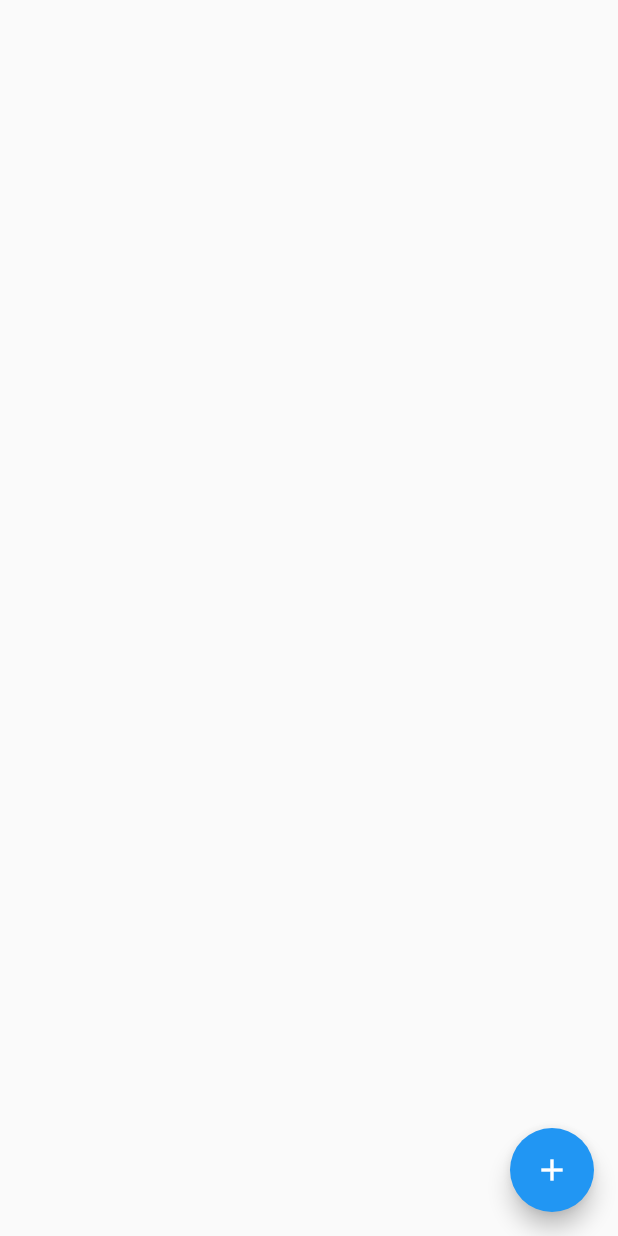
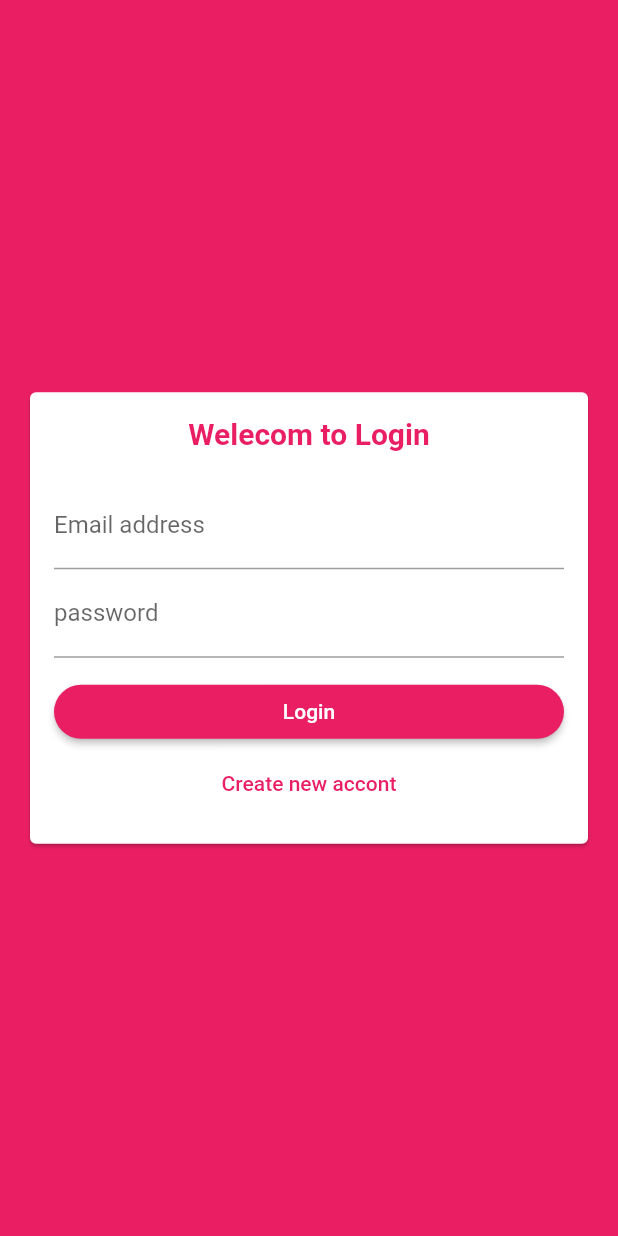
Before and after one commit to Issaalhilali/chats, a Flutter app: the screen it shows after launch, on a phone screen of 412 x 824 dp. Run offline on Flutter 3.47's test engine with Material 2 defaults, Android fonts, the phone set to English and light mode, and no system bars; our stand-ins replace cloud_firestore, firebase_auth; accounts and stored records are empty.

Commit message:
fires-commit

```diff
--- a/lib/main.dart
+++ b/lib/main.dart
@@ -1,5 +1,7 @@
+import 'package:chat/screens/auth_screen.dart';
 import 'package:chat/screens/chat_screen.dart';
 import 'package:flutter/material.dart';
+import 'package:firebase_auth/firebase_auth.dart';
 
 void main() {
   runApp(MyApp());
@@ -12,8 +14,27 @@ class MyApp extends StatelessWidget {
     return MaterialApp(
       debugShowCheckedModeBanner: false,
       title: 'chat',
-      theme: ThemeData(),
-      home: ChatScreen(),
+      theme: ThemeData(
+          primaryColor: Colors.pink,
+          backgroundColor: Colors.red,
+          accentColor: Colors.deepPurple,
+          accentColorBrightness: Brightness.dark,
+          buttonTheme: ButtonTheme.of(context).copyWith(
+              minWidth: double.infinity,
+              buttonColor: Colors.pink,
+              padding: EdgeInsets.all(10),
+              textTheme: ButtonTextTheme.primary,
+              shape: RoundedRectangleBorder(
+                borderRadius: BorderRadius.circular(20),
+              ))),
+      home: StreamBuilder(
+          stream: FirebaseAuth.instance.onAuthStateChanged,
+          builder: (ctx, userSnapshot) {
+            if (userSnapshot.hasData) {
+              return ChatScreen();
+            }
+            return AuthScreen();
+          }),
     );
   }
 }
--- a/lib/screens/auth_screen.dart
+++ b/lib/screens/auth_screen.dart
@@ -0,0 +1,81 @@
+import 'package:chat/widgets/auth_form.dart';
+import 'package:flutter/material.dart';
+import 'package:firebase_auth/firebase_auth.dart';
+import 'package:flutter/services.dart';
+import 'package:cloud_firestore/cloud_firestore.dart';
+
+class AuthScreen extends StatefulWidget {
+  @override
+  _AuthScreenState createState() => _AuthScreenState();
+}
+
+class _AuthScreenState extends State<AuthScreen> {
+  final _auth = FirebaseAuth.instance;
+  var _isLoding = false;
+  void _sumbitAuthForm(
+    String email,
+    String userName,
+    String password,
+    String confirmPass,
+    bool isLogin,
+    BuildContext context,
+  ) async {
+    AuthResult authResult;
+
+    try {
+      setState(() {
+        _isLoding = true;
+      });
+      if (isLogin) {
+        authResult = await _auth.signInWithEmailAndPassword(
+          email: email,
+          password: password,
+        );
+      } else {
+        authResult = await _auth.createUserWithEmailAndPassword(
+          email: email,
+          password: password,
+        );
+      }
+
+      await Firestore.instance
+          .collection('users')
+          .document(authResult.user.uid)
+          .setData({
+        'username': userName,
+        'email': email,
+        'password': password,
+      });
+    } on PlatformException catch (e) {
+      var message = 'An error occurred, plase check ypur credentials';
+      if (e.message != null) {
+        message = e.message;
+      }
+      Scaffold.of(context).showSnackBar(
+        SnackBar(
+          content: Text(message),
+          backgroundColor: Theme.of(context).errorColor,
+        ),
+      );
+      setState(() {
+        _isLoding = false;
+      });
+    } catch (e) {
+      print(e);
+      setState(() {
+        _isLoding = false;
+      });
+    }
+  }
+
+  @override
+  Widget build(BuildContext context) {
+    return Scaffold(
+      backgroundColor: Theme.of(context).primaryColor,
+      body: AuthForm(
+        _sumbitAuthForm,
+        _isLoding,
+      ),
+    );
+  }
+}
--- /dev/null
+++ b/lib/widgets/auth_form.dart
@@ -0,0 +1,166 @@
+import 'package:flutter/material.dart';
+
+class AuthForm extends StatefulWidget {
+  AuthForm(this.submitFn, this.isLoading);
+
+  final bool isLoading;
+  final void Function(
+    String email,
+    String userName,
+    String password,
+    String confirmPass,
+    bool isLogin,
+    BuildContext context,
+  ) submitFn;
+  @override
+  _AuthFormState createState() => _AuthFormState();
+}
+
+class _AuthFormState extends State<AuthForm> {
+  final _formkey = GlobalKey<FormState>();
+  final TextEditingController _pass = TextEditingController();
+  final TextEditingController _confirmPass1 = TextEditingController();
+  var _isLogin = true;
+  var _userEmail = '';
+  var _userName = '';
+  var _password = '';
+  var _confirmPass = '';
+
+  //final TextEditingController _password = TextEditingController();
+  //final TextEditingController _confirmPass = TextEditingController();
+
+  void _trySubmit() {
+    final isVaild = _formkey.currentState.validate();
+    FocusScope.of(context).unfocus();
+
+    if (isVaild) {
+      _formkey.currentState.save();
+      widget.submitFn(
+        _userEmail.trim(),
+        _userName.trim(),
+        _password.trim(),
+        _confirmPass.trim(),
+        _isLogin,
+        context,
+      );
+
+      //use those vlaue to send our auth request ..
+    }
+  }
+
+  @override
+  Widget build(BuildContext context) {
+    return Center(
+      child: Card(
+        margin: EdgeInsets.all(20),
+        child: SingleChildScrollView(
+          child: Padding(
+            padding: EdgeInsets.all(16),
+            child: Form(
+              key: _formkey,
+              child: Column(
+                mainAxisSize: MainAxisSize.min,
+                children: [
+                  Text(_isLogin ? 'Welecom to Login' : 'Register Page',
+                      style: TextStyle(
+                          fontSize: 20,
+                          fontWeight: FontWeight.bold,
+                          color: Theme.of(context).primaryColor)),
+                  SizedBox(
+                    height: 20,
+                  ),
+                  TextFormField(
+                    key: ValueKey('email'),
+                    validator: (value) {
+                      if (value.isEmpty || !value.contains('@')) {
+                        return 'Please enter a vaild Email address.';
+                      }
+                      return null;
+                    },
+                    keyboardType: TextInputType.emailAddress,
+                    decoration: InputDecoration(
+                      labelText: 'Email address',
+                    ),
+                    onSaved: (value) {
+                      _userEmail = value;
+                    },
+                  ),
+                  if (!_isLogin)
+                    TextFormField(
+                      key: ValueKey('username'),
+                      validator: (value) {
+                        if (value.isEmpty || value.length < 4) {
+                          return 'Please enter at least 4 characters';
+                        }
+                        return null;
+                      },
+                      decoration: InputDecoration(labelText: 'Username'),
+                      onSaved: (value) {
+                        _userName = value;
+                      },
+                    ),
+                  TextFormField(
+                    controller: _pass,
+                    key: ValueKey('password'),
+                    //controller: _password,
+                    validator: (value) {
+                      if (value.isEmpty || value.length < 7) {
+                        return 'Password must be at least 7 characters long.';
+                      }
+                      return null;
+                    },
+                    decoration: InputDecoration(labelText: 'password'),
+                    obscureText: true,
+                    onSaved: (value) {
+                      _password = value;
+                    },
+                  ),
+                  if (!_isLogin)
+                    TextFormField(
+                      controller: _confirmPass1,
+                      validator: (value) {
+                        if (value.isEmpty || value.length < 7) {
+                          return 'Password must be at least 7 characters long.';
+                        }
+                        if (value != _pass.text) {
+                          return 'it is not same password';
+                        }
+                        return null;
+                      },
+                      decoration:
+                          InputDecoration(labelText: 'Confirm password'),
+                      obscureText: true,
+                      onSaved: (value) {
+                        _confirmPass = value;
+                      },
+                    ),
+                  SizedBox(
+                    height: 12,
+                  ),
+                  if (widget.isLoading) CircularProgressIndicator(),
+                  if (!widget.isLoading)
+                    RaisedButton(
+                      child: Text(_isLogin ? 'Login' : 'Register'),
+                      onPressed: _trySubmit,
+                    ),
+                  if (!widget.isLoading)
+                    FlatButton(
+                      textColor: Theme.of(context).primaryColor,
+                      onPressed: () {
+                        setState(() {
+                          _isLogin = !_isLogin;
+                        });
+                      },
+                      child: Text(_isLogin
+                          ? 'Create new accont'
+                          : 'I already have an account'),
+                    ),
+                ],
+              ),
+            ),
+          ),
+        ),
+      ),
+    );
+  }
+}
--- a/pubspec.yaml
+++ b/pubspec.yaml
@@ -24,6 +24,7 @@ dependencies:
   flutter:
     sdk: flutter
   cloud_firestore: ^0.13.7
+  firebase_auth: ^0.16.1
 
 
   # The following adds the Cupertino Icons font to your application.
```
Also changed, not shown: lib/screens/chat_screen.dart (+31 -0 lines), pubspec.lock.
